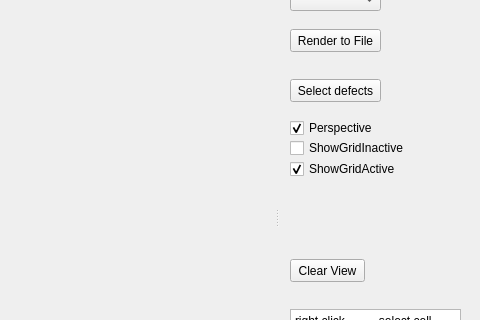
Old version of the form Visualizer.ui in the repository RaduAlexandru/PLY_Visualizer; both pictures show x 194 to 674 and y 120 to 440 of the 674 by 674 pixel window.
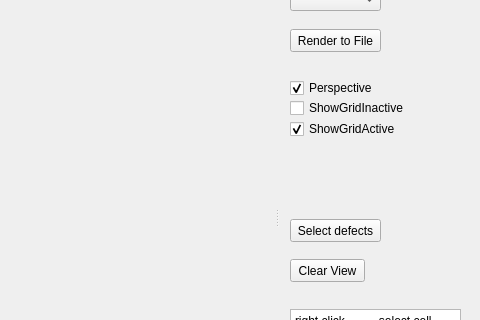
New version of the form. Custom widgets are drawn as their Qt base class.

The edit to the form file:
```diff
--- a/Visualizer.ui
+++ b/Visualizer.ui
@@ -139,7 +139,7 @@
      <property name="geometry">
       <rect>
        <x>10</x>
-       <y>220</y>
+       <y>180</y>
        <width>101</width>
        <height>18</height>
       </rect>
@@ -155,7 +155,7 @@
      <property name="geometry">
       <rect>
        <x>10</x>
-       <y>180</y>
+       <y>320</y>
        <width>91</width>
        <height>23</height>
       </rect>
@@ -168,7 +168,7 @@
      <property name="geometry">
       <rect>
        <x>10</x>
-       <y>240</y>
+       <y>200</y>
        <width>141</width>
        <height>18</height>
       </rect>
@@ -181,7 +181,7 @@
      <property name="geometry">
       <rect>
        <x>10</x>
-       <y>260</y>
+       <y>220</y>
        <width>141</width>
        <height>20</height>
       </rect>
```
